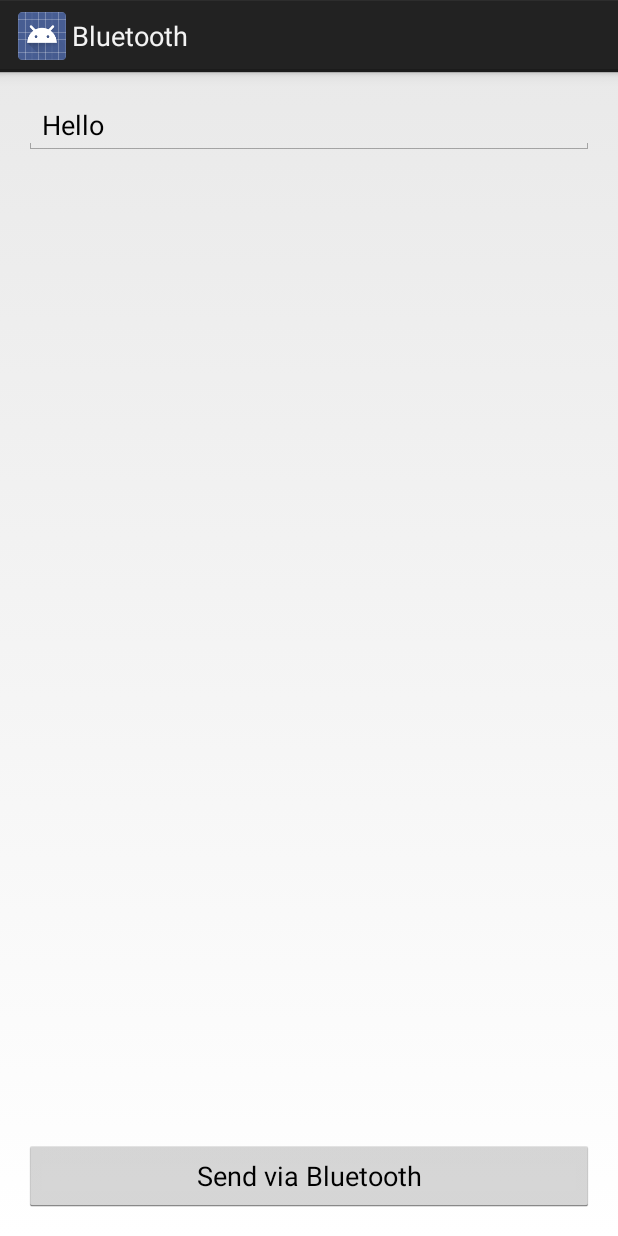
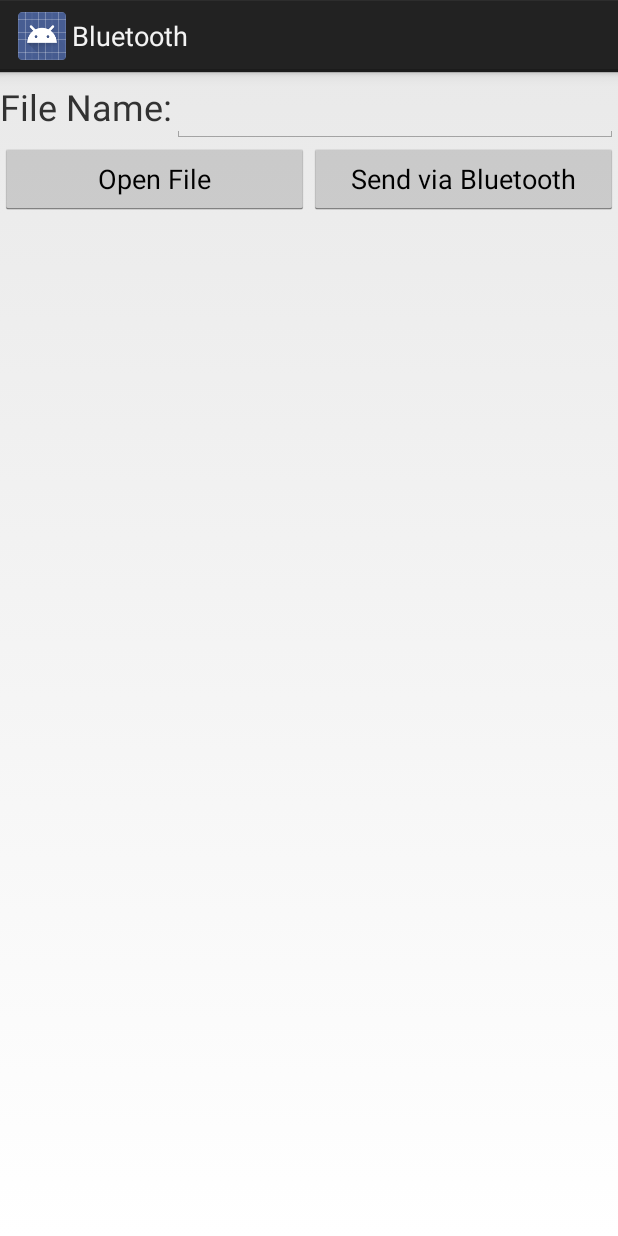
Before and after one commit to AronHa/Bluetooth, an Android app: the screen it shows after launch (MainActivity before the commit, StartActivity after it), on a phone screen of 412 x 824 dp. Run offline under Robolectric (Android 15) with nearby library versions, the phone set to English and light mode, and no system bars.

Commit message:
Can now save and load files

```diff
--- a/app/src/main/AndroidManifest.xml
+++ b/app/src/main/AndroidManifest.xml
@@ -4,7 +4,6 @@
 
     <uses-permission android:name="android.permission.BLUETOOTH"/>
     <uses-permission android:name="android.permission.BLUETOOTH_ADMIN"/>
-    <uses-permission android:name="android.permission.READ_EXTERNAL_STORAGE"/>
     <uses-permission android:name="android.permission.WRITE_EXTERNAL_STORAGE"/>
 
     <application
@@ -13,13 +12,14 @@
         android:label="@string/app_name"
         android:supportsRtl="true"
         android:theme="@style/AppTheme" >
-        <activity android:name=".MainActivity" >
+        <activity android:name=".StartActivity">
             <intent-filter>
                 <action android:name="android.intent.action.MAIN" />
 
                 <category android:name="android.intent.category.LAUNCHER" />
             </intent-filter>
         </activity>
+        <activity android:name=".MainActivity"></activity>
     </application>
 
 </manifest>
--- /dev/null
+++ b/app/src/main/java/aronharder/bluetooth/StartActivity.java
@@ -0,0 +1,108 @@
+package aronharder.bluetooth;
+
+import android.app.Activity;
+import android.bluetooth.BluetoothAdapter;
+import android.content.Intent;
+import android.content.pm.PackageManager;
+import android.content.pm.ResolveInfo;
+import android.net.Uri;
+import android.os.Bundle;
+import android.os.Environment;
+import android.view.View;
+import android.widget.Button;
+import android.widget.EditText;
+import android.widget.Toast;
+
+import java.io.File;
+import java.util.List;
+
+/**
+ * Created by aronharder on 5/17/16.
+ */
+public class StartActivity extends Activity implements View.OnClickListener {
+    private static final int DISCOVER_DURATION = 300;
+    private static final int REQUEST_BLU = 1;
+
+    private EditText filename;
+    private Button open;
+    private Button bluetooth;
+
+    protected void onCreate(Bundle savedInstanceState) {
+        super.onCreate(savedInstanceState);
+        setContentView(R.layout.activity_start);
+
+
+        filename = (EditText) findViewById(R.id.filename);
+        open = (Button) findViewById(R.id.open);
+        bluetooth = (Button) findViewById(R.id.bluetooth);
+
+        open.setOnClickListener(this);
+        bluetooth.setOnClickListener(this);
+    }
+
+    public void onClick(View v){
+        switch (v.getId()){
+            case R.id.open:
+                Intent mainIntent = new Intent(getApplicationContext(),MainActivity.class)
+                        .addFlags(Intent.FLAG_ACTIVITY_CLEAR_TOP);
+                mainIntent.putExtra("File Name",filename.getText().toString()+".rb");
+                startActivity(mainIntent);
+                break;
+            case R.id.bluetooth:
+                sendViaBluetooth(v);
+                break;
+        }
+    }
+
+    //https://www.youtube.com/watch?v=6hQ87u9v7SY
+    public void sendViaBluetooth(View v){
+        BluetoothAdapter btAdapter = BluetoothAdapter.getDefaultAdapter();
+        if (btAdapter == null) {
+            Toast.makeText(this, "Bluetooth is not supported on this device", Toast.LENGTH_LONG).show();
+        } else {
+            enableBluetooth();
+        }
+    }
+    public void enableBluetooth(){
+        Intent discoveryIntent = new Intent(BluetoothAdapter.ACTION_REQUEST_DISCOVERABLE);
+        discoveryIntent.putExtra(BluetoothAdapter.EXTRA_DISCOVERABLE_DURATION, DISCOVER_DURATION);
+        startActivityForResult(discoveryIntent, REQUEST_BLU);
+    }
+    @Override
+    protected void onActivityResult(int requestCode, int resultCode, Intent data){
+        if (resultCode == DISCOVER_DURATION && requestCode == REQUEST_BLU) {
+            Intent intent = new Intent();
+            intent.setAction(Intent.ACTION_SEND);
+            intent.setType("text/plain");
+            File f = new File(Environment.getExternalStorageDirectory(),
+                    filename.getText().toString()+".rb");
+            intent.putExtra(Intent.EXTRA_STREAM, Uri.fromFile(f));
+
+            PackageManager pm = getPackageManager();
+            List<ResolveInfo> appsList = pm.queryIntentActivities(intent, 0);
+
+            if (appsList.size() > 0) {
+                String packageName = null;
+                String className = null;
+                boolean found = false;
+
+                for (ResolveInfo info : appsList) {
+                    packageName = info.activityInfo.packageName;
+                    if (packageName.equals("com.android.bluetooth")) {
+                        className = info.activityInfo.name;
+                        found = true;
+                        break;
+                    }
+                }
+                if (! found) {
+                    Toast.makeText(this, "Bluetooth hasn't been found", Toast.LENGTH_LONG).show();
+                } else {
+                    intent.setClassName(packageName, className);
+                    startActivity(intent);
+                }
+            }
+        } else {
+            Toast.makeText(this, "Bluetooth is cancelled", Toast.LENGTH_LONG).show();
+        }
+    }
+}
--- /dev/null
+++ b/app/src/main/res/layout/activity_start.xml
@@ -0,0 +1,46 @@
+<?xml version="1.0" encoding="utf-8"?>
+<LinearLayout xmlns:android="http://schemas.android.com/apk/res/android"
+    android:orientation="vertical" android:layout_width="match_parent"
+    android:layout_height="match_parent">
+
+    <LinearLayout
+        android:orientation="horizontal"
+        android:layout_width="match_parent"
+        android:layout_height="wrap_content">
+
+        <TextView
+            android:layout_width="wrap_content"
+            android:layout_height="wrap_content"
+            android:text="@string/file_name"
+            android:id="@+id/filenametext"
+            android:textSize="24sp" />
+
+        <EditText
+            android:layout_width="match_parent"
+            android:layout_height="wrap_content"
+            android:id="@+id/filename"
+            android:textSize="24sp" />
+
+    </LinearLayout>
+
+    <LinearLayout
+        android:orientation="horizontal"
+        android:layout_width="match_parent"
+        android:layout_height="wrap_content">
+
+        <Button
+            android:layout_width="0dp"
+            android:layout_height="wrap_content"
+            android:text="@string/open_file"
+            android:id="@+id/open"
+            android:layout_weight="1" />
+
+        <Button
+            android:layout_width="0dp"
+            android:layout_height="wrap_content"
+            android:text="@string/bluetooth"
+            android:id="@+id/bluetooth"
+            android:layout_weight="1" />
+    </LinearLayout>
+
+</LinearLayout>
--- a/app/src/main/res/values/strings.xml
+++ b/app/src/main/res/values/strings.xml
@@ -1,5 +1,10 @@
 <resources>
     <string name="app_name">Bluetooth</string>
-    <string name="button">Send via Bluetooth</string>
     <string name="text">Hello</string>
+    <string name="options">Options</string>
+    <string name="file_name">File Name:</string>
+    <string name="save_file">Save File</string>
+    <string name="open_file">Open File</string>
+    <string name="bluetooth">Send via Bluetooth</string>
+    <string name="back">Back</string>
 </resources>
```
Also changed, not shown: app/src/main/java/aronharder/bluetooth/MainActivity.java (+55 -69 lines), app/src/main/res/layout/activity_main.xml (+30 -10 lines).
